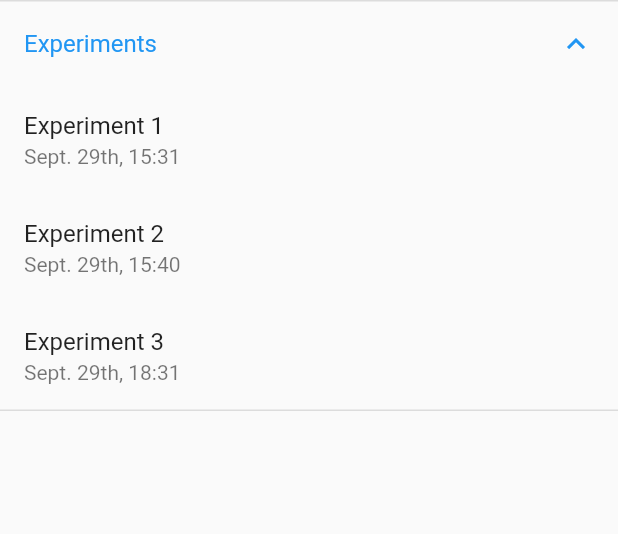
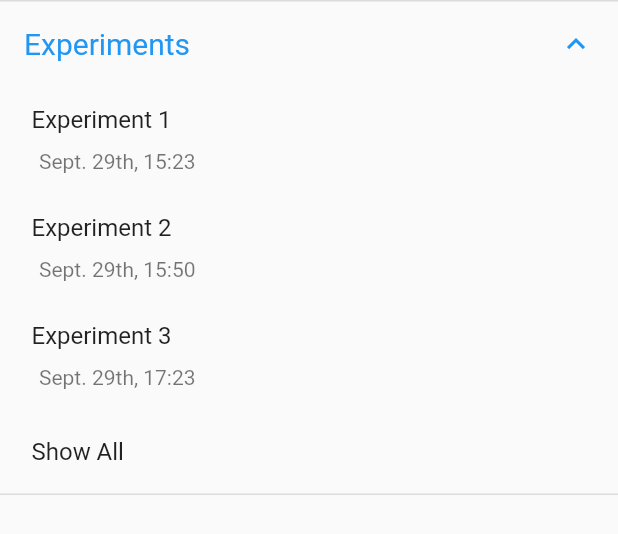
Before and after one commit to hmumixaM/SweepStat, a Flutter app: the SettingItem widget shown alone on an empty page, opened directly, after a tap on "Experiments", on a phone screen of 412 x 824 dp. Shown: the top 534 px of the screen. Run offline on Flutter 3.47's test engine with Material 2 defaults, Android fonts, the phone set to English and light mode, and no system bars; our stand-ins replace csv, fl_chart, flutter_blue, share.

Commit message:
Add files via upload

```diff
--- a/lib/drawer/DrawerPage.dart
+++ b/lib/drawer/DrawerPage.dart
@@ -1,5 +1,7 @@
 import 'package:flutter/material.dart';
 import 'ConfigureItem.dart';
+import 'SettingItem.dart';
+import 'ConfigureFileTab.dart';
 import 'SettingItem.dart';
 
 class DrawerPage extends StatelessWidget {
@@ -8,6 +10,7 @@ class DrawerPage extends StatelessWidget {
     return Drawer(
       child: ListView(padding: EdgeInsets.zero, children: [
         ConfigureItem(),
+        //ConfigureFileTab(),
         SettingItem(),
       ]),
     );
--- a/lib/drawer/SettingItem.dart
+++ b/lib/drawer/SettingItem.dart
@@ -1,4 +1,5 @@
 import 'package:flutter/material.dart';
+import 'SettingFileTab.dart';
 
 class SettingItem extends StatefulWidget {
   @override
@@ -11,22 +12,54 @@ class _SettingItem extends State<SettingItem> {
   @override
   Widget build(BuildContext context) {
     return ExpansionTile(
-      title: Text('Experiments'),
+      title: Text('Experiments', textScaleFactor: 1.25,),
       children: [
         ListTile(
-          title: Text('Experiment 1'),
-          subtitle: Text('Sept. 29th, 15:31'),
+          title: Padding(
+            padding: EdgeInsets.fromLTRB(5.0, 5.0, 5.0, 5.0),
+            child: Text('Experiment 1'),
+          ),
+          subtitle: Padding(
+            padding: EdgeInsets.fromLTRB(10.0, 5.0, 5.0, 5.0),
+            child: Text('Sept. 29th, 15:23'),
+          ),
           onTap: () => {},
         ),
         ListTile(
-          title: Text('Experiment 2'),
-          subtitle: Text('Sept. 29th, 15:40'),
+          title: Padding(
+            padding: EdgeInsets.fromLTRB(5.0, 5.0, 5.0, 5.0),
+            child: Text('Experiment 2'),
+          ),
+          subtitle: Padding(
+            padding: EdgeInsets.fromLTRB(10.0, 5.0, 5.0, 5.0),
+            child: Text('Sept. 29th, 15:50'),
+          ),
           onTap: () => {},
         ),
         ListTile(
-          title: Text('Experiment 3'),
-          subtitle: Text('Sept. 29th, 18:31'),
+          title: Padding(
+            padding: EdgeInsets.fromLTRB(5.0, 5.0, 5.0, 5.0),
+            child: Text('Experiment 3'),
+          ),
+          subtitle: Padding(
+            padding: EdgeInsets.fromLTRB(10.0, 5.0, 5.0, 5.0),
+            child: Text('Sept. 29th, 17:23'),
+          ),
           onTap: () => {},
+        ),
+        ListTile(
+          title: Padding(
+            padding: EdgeInsets.fromLTRB(5.0, 5.0, 5.0, 5.0),
+            child: Text('Show All'),
+          ),
+          onTap: () {
+            Navigator.push(
+              context,
+              MaterialPageRoute(
+                builder: (context) => SettingFileTab(),
+              ),
+            );
+          },
         ),
       ],
     );
```
Also changed, not shown: lib/drawer/ConfigureFileTab.dart (+45 -0 lines), lib/drawer/ConfigureItem.dart (+42 -7 lines), lib/drawer/SettingFileTab.dart (+48 -0 lines).
